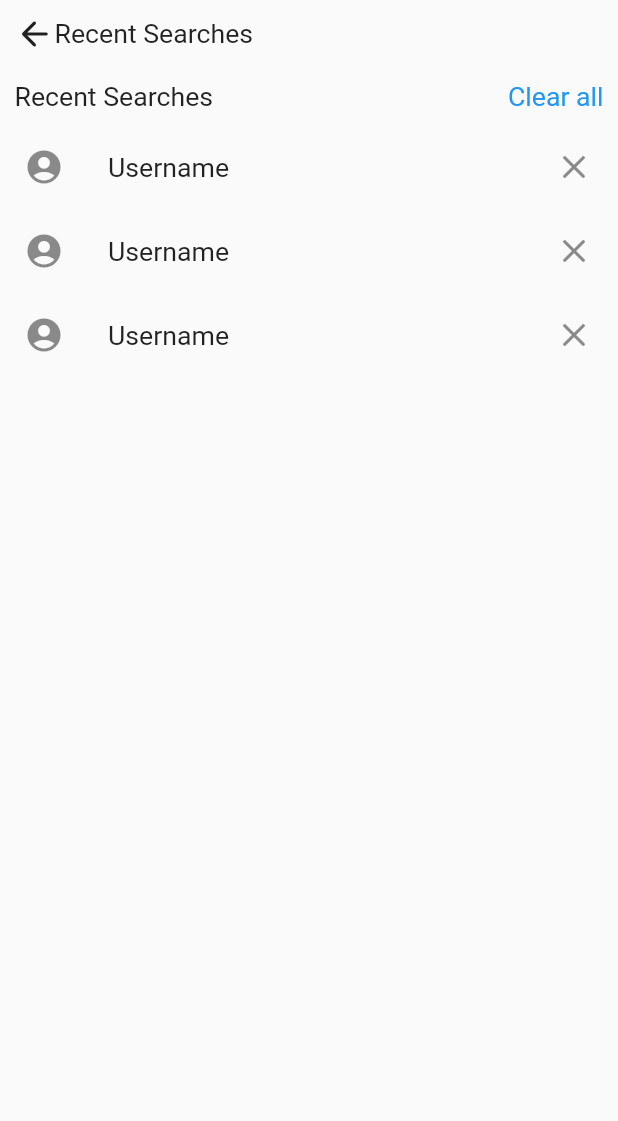
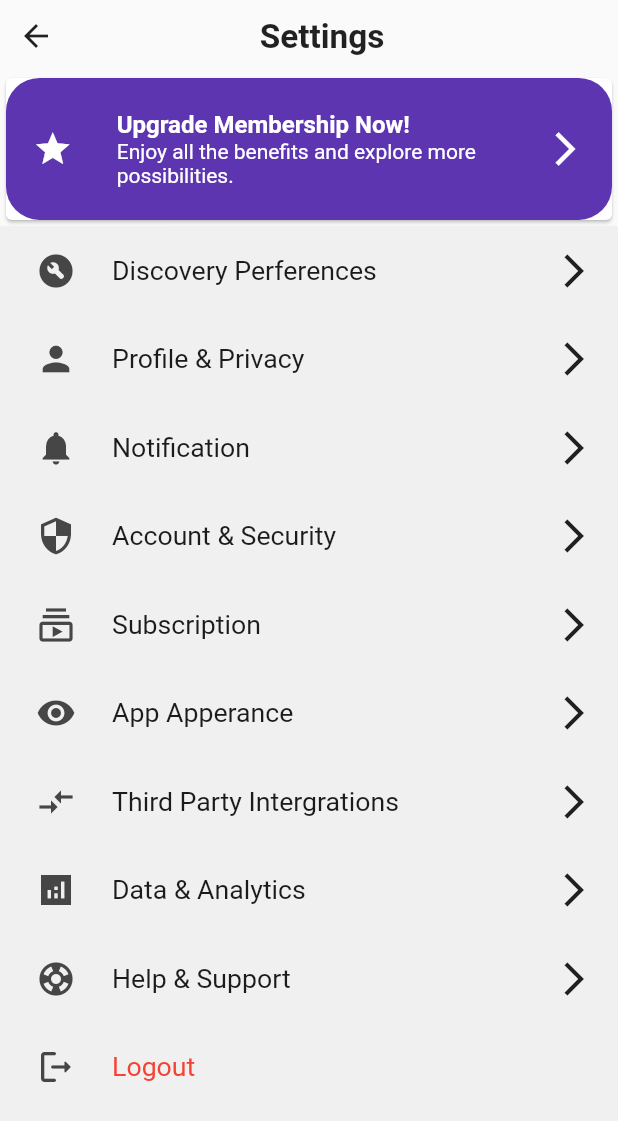
Before and after one commit to abhishek2355/Alpha_Demo, a Flutter app: the screen it shows after launch, on a phone screen of 412 x 824 dp. Shown: the top 1121 px of the screen. Run offline on Flutter 3.47's test engine with Material 2 defaults, Android fonts, the phone set to English and light mode, and no system bars; drawn by our look-alikes of settings_ui.

Commit message:
Settings1 page

```diff
--- a/lib/constants/app_strings.dart
+++ b/lib/constants/app_strings.dart
@@ -216,6 +216,21 @@ const seeAll = "See all";
 const recentSearches = "Recent Searches";
 const clearAll = "Clear all";
 
+//setting1
+const setting1 = "Settings";
+const upgradeMembershipNow = "Upgrade Membership Now!";
+const enjoyAllTheBenefitsAndExploreMorePossibilities =
+    "Enjoy all the benefits and explore more possibilities.";
+const discoveryPerferences = "Discovery Perferences";
+const profileAndPrivacy = "Profile & Privacy";
+const accountandSecurity = "Account & Security";
+const subscription = "Subscription";
+const appAppearance = "App Apperance";
+const thirdPartyIntergration = "Third Party Intergrations";
+const dataAndAnalytics = "Data & Analytics";
+const helpAndSupport = "Help & Support";
+const logout = "Logout";
+
 // Backend api request urls
 
 const rootUrl = 'https://alpha-main.onrender.com/';
--- a/lib/constants/app_widths.dart
+++ b/lib/constants/app_widths.dart
@@ -36,6 +36,8 @@ final double width100 = 100 / app_design_width;
 final double width108 = 108 / app_design_width;
 final double width120 = 120 / app_design_width;
 final double width130 = 130 / app_design_width;
+final double width150 = 150 / app_design_width;
+
 final double width200 = 200 / app_design_width;
 final double width250 = 250 / app_design_width;
 final double width286 = 286 / app_design_width;
--- a/lib/main.dart
+++ b/lib/main.dart
@@ -1,4 +1,5 @@
 import 'package:alpha_devayani/recent_Serach_page.dart';
+import 'package:alpha_devayani/settings_1.dart';
 import 'package:flutter/material.dart';
 import 'package:flutter/cupertino.dart';
 import 'package:alpha_devayani/result_page.dart';
@@ -18,7 +19,7 @@ class MyApp extends StatelessWidget {
   @override
   Widget build(BuildContext context) {
     return const MaterialApp(
-      home: RecentSearchPage(),
+      home: Setting1(),
     );
   }
 }
--- /dev/null
+++ b/lib/settings_1.dart
@@ -0,0 +1,280 @@
+import 'package:flutter/cupertino.dart';
+import 'package:flutter/material.dart';
+import 'package:alpha_devayani/constants/app_heights.dart' as app_heights;
+import 'package:alpha_devayani/constants/app_strings.dart' as app_strings;
+import 'package:alpha_devayani/constants/app_widths.dart' as app_widths;
+import 'package:settings_ui/settings_ui.dart';
+
+class Setting1 extends StatelessWidget {
+  const Setting1({super.key});
+
+  @override
+  Widget build(BuildContext context) {
+    var deviceMedia = MediaQuery.of(context);
+    final double screenHeight = deviceMedia.size.height -
+        deviceMedia.padding.top -
+        deviceMedia.padding.bottom;
+    final double screenWidth = deviceMedia.size.width -
+        deviceMedia.padding.left -
+        deviceMedia.padding.right;
+
+    return SafeArea(
+      child: Scaffold(
+        body: Column(
+          children: [
+            Row(
+              children: [
+                IconButton(onPressed: () {}, icon: Icon(Icons.arrow_back)),
+                SizedBox(
+                  width: screenWidth * app_widths.width130,
+                ),
+                Text(
+                  app_strings.setting1,
+                  style: TextStyle(
+                      fontWeight: FontWeight.bold,
+                      fontSize: screenHeight * app_heights.height25),
+                ),
+              ],
+            ),
+            Card(
+              child: ListTile(
+                tileColor: Colors.deepPurple.shade600,
+                shape: RoundedRectangleBorder(
+                    borderRadius: BorderRadius.circular(
+                        screenHeight * app_heights.height25)),
+                contentPadding:
+                    EdgeInsets.all(screenHeight * app_heights.height20),
+                leading: Icon(
+                  Icons.star,
+                  size: screenHeight * app_heights.height30,
+                  color: Colors.white,
+                ),
+                title: Text(
+                  app_strings.upgradeMembershipNow,
+                  style: TextStyle(
+                      color: Colors.white, fontWeight: FontWeight.bold),
+                ),
+                subtitle: Text(
+                  app_strings.enjoyAllTheBenefitsAndExploreMorePossibilities,
+                  style: TextStyle(
+                    color: Colors.white,
+                  ),
+                ),
+                trailing: Icon(
+                  Icons.arrow_forward_ios_sharp,
+                  size: screenHeight * app_heights.height30,
+                  color: Colors.white,
+                ),
+                onTap: () {},
+              ),
+            ),
+            Flexible(
+              child: SettingsList(
+                sections: [
+                  SettingsSection(
+                    tiles: <SettingsTile>[
+                      SettingsTile.navigation(
+                        leading: Icon(
+                          Icons.build_circle_rounded,
+                          size: screenHeight * app_heights.height30,
+                        ),
+                        title: Text(
+                          app_strings.discoveryPerferences,
+                          style: TextStyle(
+                              fontSize: screenHeight * app_heights.height20),
+                        ),
+                        trailing: Icon(
+                          Icons.arrow_forward_ios_sharp,
+                          size: screenHeight * app_heights.height30,
+                        ),
+                        onPressed: (context) {},
+                      ),
+                    ],
+                  ),
+                  SettingsSection(
+                    tiles: <SettingsTile>[
+                      SettingsTile.navigation(
+                        leading: Icon(
+                          Icons.person,
+                          size: screenHeight * app_heights.height30,
+                        ),
+                        title: Text(
+                          app_strings.profileAndPrivacy,
+                          style: TextStyle(
+                              fontSize: screenHeight * app_heights.height20),
+                        ),
+                        trailing: Icon(
+                          Icons.arrow_forward_ios_sharp,
+                          size: screenHeight * app_heights.height30,
+                        ),
+                        onPressed: (context) {},
+                      ),
+                    ],
+                  ),
+                  SettingsSection(
+                    tiles: <SettingsTile>[
+                      SettingsTile.navigation(
+                        leading: Icon(
+                          Icons.notifications,
+                          size: screenHeight * app_heights.height30,
+                        ),
+                        title: Text(
+                          app_strings.notification,
+                          style: TextStyle(
+                              fontSize: screenHeight * app_heights.height20),
+                        ),
+                        trailing: Icon(
+                          Icons.arrow_forward_ios_sharp,
+                          size: screenHeight * app_heights.height30,
+                        ),
+                        onPressed: (context) {},
+                      ),
+                    ],
+                  ),
+                  SettingsSection(
+                    tiles: <SettingsTile>[
+                      SettingsTile.navigation(
+                        leading: Icon(
+                          Icons.security_outlined,
+                          size: screenHeight * app_heights.height30,
+                        ),
+                        title: Text(
+                          app_strings.accountandSecurity,
+                          style: TextStyle(
+                              fontSize: screenHeight * app_heights.height20),
+                        ),
+                        trailing: Icon(
+                          Icons.arrow_forward_ios_sharp,
+                          size: screenHeight * app_heights.height30,
+                        ),
+                        onPressed: (context) {},
+                      ),
+                    ],
+                  ),
+                  SettingsSection(
+                    tiles: <SettingsTile>[
+                      SettingsTile.navigation(
+                        leading: Icon(
+                          Icons.subscriptions_outlined,
+                          size: screenHeight * app_heights.height30,
+                        ),
+                        title: Text(
+                          app_strings.subscription,
+                          style: TextStyle(
+                              fontSize: screenHeight * app_heights.height20),
+                        ),
+                        trailing: Icon(
+                          Icons.arrow_forward_ios_sharp,
+                          size: screenHeight * app_heights.height30,
+                        ),
+                        onPressed: (context) {},
+                      ),
+                    ],
+                  ),
+                  SettingsSection(
+                    tiles: <SettingsTile>[
+                      SettingsTile.navigation(
+                        leading: Icon(
+                          Icons.remove_red_eye_sharp,
+                          size: screenHeight * app_heights.height30,
+                        ),
+                        title: Text(
+                          app_strings.appAppearance,
+                          style: TextStyle(
+                              fontSize: screenHeight * app_heights.height20),
+                        ),
+                        trailing: Icon(
+                          Icons.arrow_forward_ios_sharp,
+                          size: screenHeight * app_heights.height30,
+                        ),
+                        onPressed: (context) {},
+                      ),
+                    ],
+                  ),
+                  SettingsSection(
+                    tiles: <SettingsTile>[
+                      SettingsTile.navigation(
+                        leading: Icon(
+                          Icons.compare_arrows_sharp,
+                          size: screenHeight * app_heights.height30,
+                        ),
+                        title: Text(
+                          app_strings.thirdPartyIntergration,
+                          style: TextStyle(
+                              fontSize: screenHeight * app_heights.height20),
+                        ),
+                        trailing: Icon(
+                          Icons.arrow_forward_ios_sharp,
+                          size: screenHeight * app_heights.height30,
+                        ),
+                        onPressed: (context) {},
+                      ),
+                    ],
+                  ),
+                  SettingsSection(
+                    tiles: <SettingsTile>[
+                      SettingsTile.navigation(
+                        leading: Icon(
+                          Icons.analytics_sharp,
+                          size: screenHeight * app_heights.height30,
+                        ),
+                        title: Text(
+                          app_strings.dataAndAnalytics,
+                          style: TextStyle(
+                              fontSize: screenHeight * app_heights.height20),
+                        ),
+                        trailing: Icon(
+                          Icons.arrow_forward_ios_sharp,
+                          size: screenHeight * app_heights.height30,
+                        ),
+                        onPressed: (context) {},
+                      ),
+                    ],
+                  ),
+                  SettingsSection(
+                    tiles: <SettingsTile>[
+                      SettingsTile.navigation(
+                        leading: Icon(
+                          Icons.support,
+                          size: screenHeight * app_heights.height30,
+                        ),
+                        title: Text(
+                          app_strings.helpAndSupport,
+                          style: TextStyle(
+                              fontSize: screenHeight * app_heights.height20),
+                        ),
+                        trailing: Icon(
+                          Icons.arrow_forward_ios_sharp,
+                          size: screenHeight * app_heights.height30,
+                        ),
+                        onPressed: (context) {},
+                      ),
+                    ],
+                  ),
+                  SettingsSection(
+                    tiles: <SettingsTile>[
+                      SettingsTile.navigation(
+                        leading: Icon(
+                          Icons.logout_rounded,
+                          size: screenHeight * app_heights.height30,
+                        ),
+                        title: Text(
+                          app_strings.logout,
+                          style: TextStyle(
+                            fontSize: screenHeight * app_heights.height20,
+                            color: Colors.red,
+                          ),
+                        ),
+                        onPressed: (context) {},
+                      ),
+                    ],
+                  ),
+                ],
+              ),
+            ),
+          ],
+        ),
+      ),
+    );
+  }
+}
```
